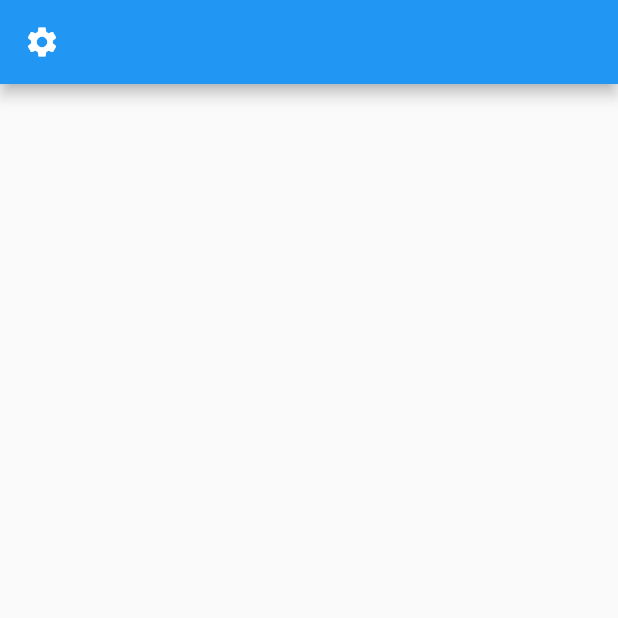
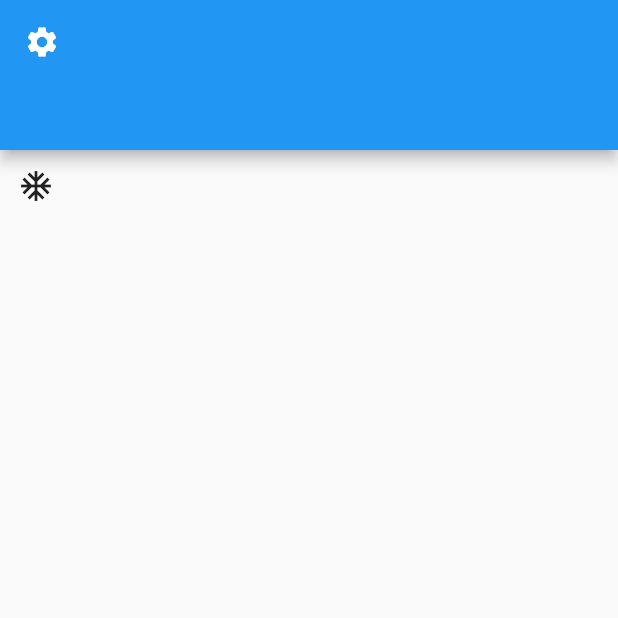
Before and after one commit to chenwenbiao11/Music_Player, a Flutter app: the screen it shows after launch, on a phone screen of 412 x 824 dp, the top half of it. Run offline on Flutter 3.47's test engine with Material 2 defaults, Android fonts, the phone set to English and light mode, and no system bars.

Commit message:
Daily commit

```diff
--- a/lib/main.dart
+++ b/lib/main.dart
@@ -2,14 +2,34 @@
 // ignore_for_file: camel_case_types
 
 import 'package:flutter/material.dart';
+import 'dart:io';
+import 'package:flutter/services.dart';
 
-void main() {
-  runApp(const MaterialApp(
-    title: "music_player",
-    home: SafeArea(
-      child: MyApp(),
-    ),
-  ));
+final GlobalKey<NavigatorState> navigatorKey =
+    GlobalKey<NavigatorState>(); // Create a gobal context for Navigator
+// void main() {
+//   runApp(const MaterialApp(
+//     title: "music_player",
+//     home: SafeArea(
+//       child: MyApp(),
+//     ),
+//   ));
+//   if (Platform.isAndroid) {
+//     // 以下两行 设置android状态栏为透明的沉浸。写在组件渲染之后，是为了在渲染后进行set赋值，覆盖状态栏，写在渲染之前MaterialApp组件会覆盖掉这个值。
+//     SystemUiOverlayStyle systemUiOverlayStyle =
+//         const SystemUiOverlayStyle(statusBarColor: Colors.transparent);
+//     SystemChrome.setSystemUIOverlayStyle(systemUiOverlayStyle);
+//   }
+// }
+
+void main(List<String> args) {
+  runApp(MyApp());
+  if (Platform.isAndroid) {
+//     // 以下两行 设置android状态栏为透明的沉浸。写在组件渲染之后，是为了在渲染后进行set赋值，覆盖状态栏，写在渲染之前MaterialApp组件会覆盖掉这个值。
+    SystemUiOverlayStyle systemUiOverlayStyle =
+        const SystemUiOverlayStyle(statusBarColor: Colors.transparent);
+    SystemChrome.setSystemUIOverlayStyle(systemUiOverlayStyle);
+  }
 }
 
 class MyApp extends StatelessWidget {
@@ -31,22 +51,116 @@ class Bar_1 extends StatefulWidget {
 }
 
 class _Bar_1 extends State<Bar_1> {
+  final GlobalKey<ScaffoldState> open = GlobalKey();
   @override
   Widget build(BuildContext context) {
     return MaterialApp(
+      navigatorKey: navigatorKey,
       home: Scaffold(
-        appBar: AppBar(
-          leading: IconButton(
-              onPressed: () => Navigator.push(context,
-                  MaterialPageRoute(builder: (context) => const Weiget_1())),
-              icon: const Icon(Icons.settings)),
+        key: open,
+        appBar: PreferredSize(
+          preferredSize: const Size.fromHeight(100.0),
+          child: AppBar(
+            systemOverlayStyle: SystemUiOverlayStyle.light,
+            leading: IconButton(
+              onPressed: () => open.currentState!.openDrawer(),
+              icon: const Icon(Icons.settings),
+            ),
+          ),
         ),
+        drawer: const Drawer_1(),
+        body: const MainPage(),
       ),
     );
   }
 }
 
+// leading: IconButton(
+//             onPressed: () => open.currentState!.openDrawer(),
+//             icon: Icon(Icons.settings))
+
+// class MyApp extends StatelessWidget {
+//   @override  Widget build(BuildContext context) {
+//     return MaterialApp(
+//       title: 'Example',
+//       home: Scaffold(
+//         appBar: PreferredSize( //外面套一个PreferredSize
+//           preferredSize: Size.fromHeight(50.0), // 设置高度
+//           child: AppBar( //这个是原本的AppBar内容
+//             // ...
+//           )
+//         ),
+//         body: // ...
+//       )
+//     );
+//   }}
+// class Bar2 extends AppBar {}
+
+class Drawer_1 extends Drawer {
+  const Drawer_1({Key? key}) : super(key: key);
+
+  @override
+  Widget? get child => SizedBox(
+        width: 20,
+        child: Column(
+          children: <Widget>[
+            const DrawerHeader(
+              // decoration: BoxDecoration(
+              //     //color: Colors.yellow,
+              //     image: DecorationImage(
+              //         image: NetworkImage(
+              //             "https://www.itying.com/images/flutter/2.png"))),
+              // child: ListView(
+              //   children: const [Text("I'm text")],
+              // ),
+              child: UserAccountsDrawerHeader(
+                accountName: Text("A"),
+                accountEmail: Text("this is email"),
+                currentAccountPicture: CircleAvatar(
+                  backgroundImage: NetworkImage(
+                      'https://www.itying.com/images/flutter/2.png'),
+                ),
+                decoration: BoxDecoration(
+                  color: Color.fromRGBO(255, 99, 57, 1),
+                  image: DecorationImage(
+                      image: NetworkImage(
+                          'https://www.itying.com/images/flutter/2.png'),
+                      fit: BoxFit.cover),
+                ),
+              ),
+            ),
+            ListTile(
+              title: const Text("My page"),
+              leading: const CircleAvatar(
+                  //child: Icon(Icons.people),
+                  child: Icon(Icons.people)),
+              //onTap: () => print("touched!"),
+              onTap: () {
+                Navigator.pop(navigatorKey.currentState!.context, "fuck!");
+              },
+            ),
+            const Divider(),
+            const ListTile(
+              title: Text("System Settings"),
+              leading: CircleAvatar(
+                child: Icon(Icons.settings),
+              ),
+            ),
+            const Divider(),
+            const ListTile(
+                title: Text("About"),
+                leading: CircleAvatar(
+                  child: Icon(Icons.access_alarm_outlined),
+                  backgroundColor: Colors.pink,
+                )),
+          ],
+        ),
+      );
+}
+
 class MainPage extends StatefulWidget {
+  const MainPage({Key? key}) : super(key: key);
+
   @override
   State<StatefulWidget> createState() {
     return _MainPage();
@@ -57,7 +171,9 @@ class _MainPage extends State<MainPage> {
   @override
   Widget build(BuildContext context) {
     return Row(
-      children: [],
+      children: [
+        IconButton(onPressed: () => print("a"), icon: const Icon(Icons.ac_unit))
+      ],
     );
   }
 }
@@ -73,36 +189,7 @@ class Weiget_1 extends StatefulWidget {
 class _Weiget_1 extends State<Weiget_1> {
   @override
   Widget build(BuildContext context) {
-    return Drawer(
-        child: SizedBox(
-      width: 2000,
-      child: Column(
-        children: <Widget>[
-          DrawerHeader(
-            decoration: const BoxDecoration(
-                //color: Colors.yellow,
-                image: DecorationImage(
-                    image: NetworkImage(
-                        "https://www.itying.com/images/flutter/2.png"))),
-            child: ListView(
-              children: const [Text("I'm text")],
-            ),
-          ),
-          const ListTile(
-            title: Text("My page"),
-            leading: CircleAvatar(
-              child: Icon(Icons.people),
-            ),
-          ),
-          const Divider(),
-          const ListTile(
-            title: Text("System Settings"),
-            leading: CircleAvatar(
-              child: Icon(Icons.settings),
-            ),
-          )
-        ],
-      ),
-    ));
+    // TODO: implement build
+    throw UnimplementedError();
   }
 }
```
Also changed, not shown: 1 other file.
